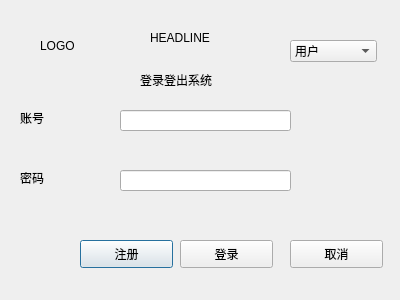
First picture: the form in qt try/ui_outline/logindialog.ui, repository GhostofAdam/LibraryManagement, before the edit.
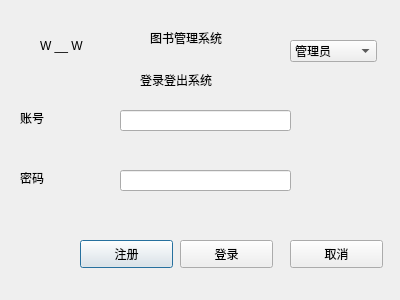
Second picture: the form after the edit.

Diff of the .ui file:
```diff
--- a/qt try/ui_outline/logindialog.ui
+++ b/qt try/ui_outline/logindialog.ui
@@ -23,7 +23,7 @@
     </rect>
    </property>
    <property name="text">
-    <string>LOGO</string>
+    <string>W __ W</string>
    </property>
   </widget>
   <widget class="QLabel" name="label_2">
@@ -31,12 +31,12 @@
     <rect>
      <x>150</x>
      <y>30</y>
-     <width>72</width>
-     <height>15</height>
+     <width>111</width>
+     <height>16</height>
     </rect>
    </property>
    <property name="text">
-    <string>HEADLINE</string>
+    <string>图书管理系统</string>
    </property>
   </widget>
   <widget class="QLabel" name="label_3">
@@ -151,7 +151,7 @@
    </property>
    <item>
     <property name="text">
-     <string>用户</string>
+     <string>管理员</string>
     </property>
    </item>
    <item>
```
Left out of the diff: 2 changed lines with no effect on the pictures.
